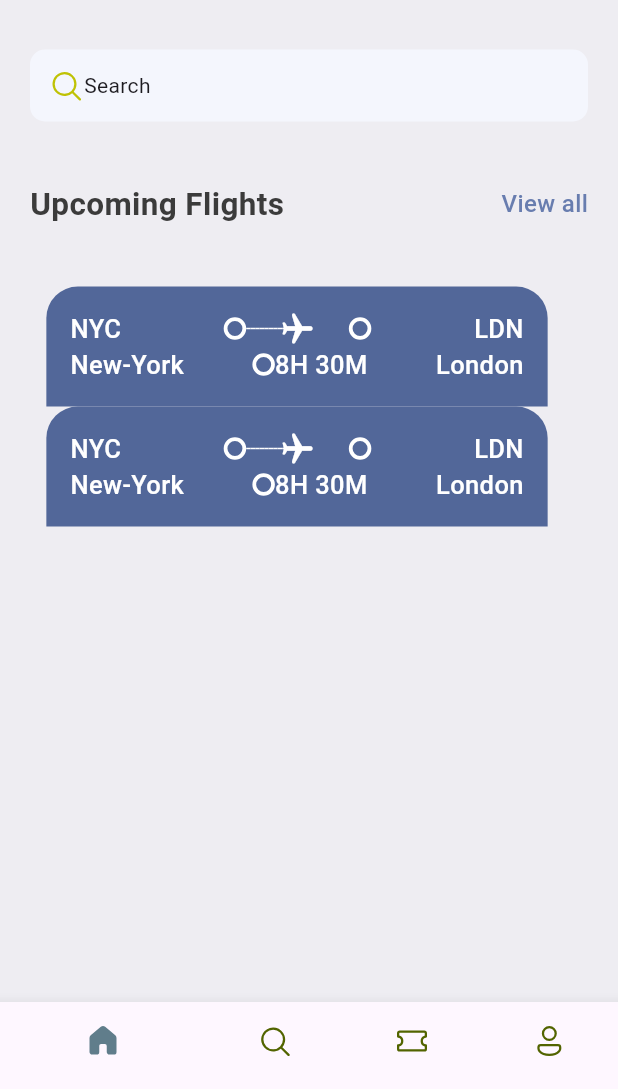
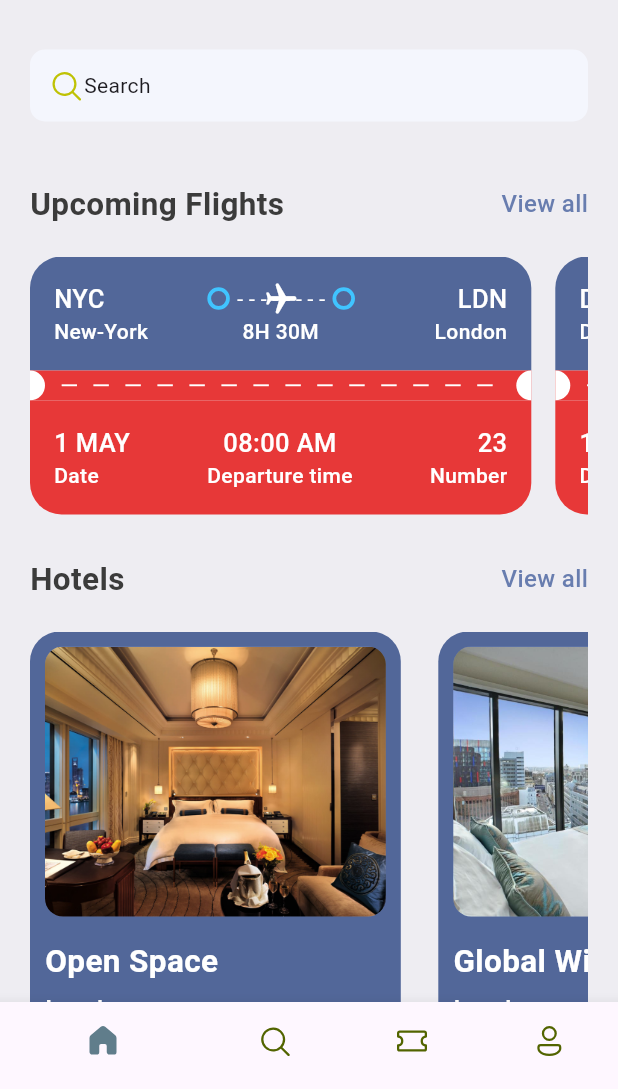
Before and after one commit to tungduong028/flutter_project, a Flutter app: the screen it shows after launch, on a phone screen of 412 x 824 dp, the part 147-1236 px from its top. Run offline on Flutter 3.47's test engine with Material 3 defaults, Android fonts, the phone set to English and light mode, and no system bars; our stand-ins replace fluentui_icons.

Commit message:
update home page

```diff
--- a/lib/base/res/media.dart
+++ b/lib/base/res/media.dart
@@ -1,4 +1,5 @@
 class AppMedia{
-  static const _baseImage = "assets/images";
-  static const logo = '$_baseImage/planelogo.png';
+  static const baseImage = "assets/images";
+  static const logo = '$baseImage/planelogo.png';
+  static const hotelRoom = '$baseImage/hotel_room.png';
 }
--- a/lib/base/res/styles/app_styles.dart
+++ b/lib/base/res/styles/app_styles.dart
@@ -7,6 +7,7 @@ class AppStyles {
   static Color bgColor = const Color(0xFFeeedf2);
   static Color textColor = const Color(0xFF3b3b3b);
   static Color ticketBlue = const Color(0xFF526799);
+  static Color ticketOrange = const Color.fromARGB(255, 231, 56, 56);
   static TextStyle textStyle =
       TextStyle(fontSize: 16, fontWeight: FontWeight.w500, color: textColor);
   static TextStyle headLineStyle1 =
@@ -15,4 +16,6 @@ class AppStyles {
       TextStyle(fontSize: 21, fontWeight: FontWeight.bold, color: textColor);
   static TextStyle headLineStyle3 =
       const TextStyle(fontSize: 17, fontWeight: FontWeight.w500);
+  static TextStyle headLineStyle4 =
+      const TextStyle(fontSize: 14, fontWeight: FontWeight.w500);
 }
--- /dev/null
+++ b/lib/base/utils/all_json.dart
@@ -0,0 +1,63 @@
+List<Map<String, dynamic>> ticketList = [
+  {
+    'from': {
+      'code':"NYC",
+      'name':"New-York"
+    },
+    'to': {
+      'code':"LDN",
+      'name':"London"
+    },
+    'flying_time': '8H 30M',
+    'date': "1 MAY",
+    'departure_time':"08:00 AM",
+    "number":23
+  },
+  {
+    'from': {
+      'code':"DK",
+      'name':"Dhaka"
+    },
+    'to': {
+      'code':"SH",
+      'name':"Shanghai"
+    },
+    'flying_time': '4H 20M',
+    'date': "10 MAY",
+    'departure_time':"09:00 AM",
+    "number":45
+  },
+];
+List<Map<String, dynamic>> hotelList = [
+  {
+    'image': 'hotel_room.png',
+    'place': 'Open Space',
+    'destination': 'London',
+    'price': 25
+  },
+  {
+    'image': 'city_view.png',
+    'place': 'Global Will',
+    'destination': 'London',
+    'price': 40
+  },
+  {
+    'image': 'pool_view.png',
+    'place': 'Tallest Building',
+    'destination': 'Dubai',
+    'price': 68
+  },
+];
+class AppRoutes{
+
+  static const homePage = "/";
+
+  static const allTickets = "/all_tickets";
+
+  static const ticketScreen = "/ticket_screen";
+
+  static const allHotels = "/all_hotels";
+
+  static const hotelDetail = "/hotel_detail";
+
+}
--- a/lib/base/widgets/app_double_text.dart
+++ b/lib/base/widgets/app_double_text.dart
@@ -1,11 +1,14 @@
 import 'package:flutter/cupertino.dart';
 import 'package:flutter/material.dart';
 import 'package:flutter_project/base/res/styles/app_styles.dart';
+import 'package:flutter_project/base/utils/all_json.dart';
+import 'package:flutter_project/screens/all_ticket.dart';
 
 class AppDoubleText extends StatelessWidget {
-  const AppDoubleText({super.key, required this.bigText, required this.smallText});
+  const AppDoubleText({super.key, required this.bigText, required this.smallText, required this.func});
   final String bigText;
   final String smallText;
+  final VoidCallback func;
   @override
   Widget build(BuildContext context) {
     return Row(
@@ -13,9 +16,7 @@ class AppDoubleText extends StatelessWidget {
       children: [
         Text(bigText, style: AppStyles.headLineStyle2,),
         InkWell(
-          onTap:(){
-
-          },
+          onTap: func,
           child: Text(smallText, style: AppStyles.textStyle.copyWith(
             color: AppStyles.primaryColor
           )),
--- a/lib/base/widgets/app_layoutbuilder_widget.dart
+++ b/lib/base/widgets/app_layoutbuilder_widget.dart
@@ -7,21 +7,6 @@ class AppLayoutbuilderWidget extends StatelessWidget {
 
   @override
   Widget build(BuildContext context) {
-    return LayoutBuilder(builder: (context, constrains) {
-      return Flex(
-        direction: Axis.horizontal,
-        children: List.generate((constrains.constrainWidth()/randomDivider).floor(), (index) =>
-          const SizedBox(
-            width: 3,
-            height: 1,
-            child: DecoratedBox(
-              decoration: BoxDecoration(
-                color: Colors.white,
-              ),
-            ),
-          ),
-        ),
-      );
-    });
+    return const Center(child: Text("- - - - - - - -", style: TextStyle(color: Colors.white),));
   }
 }
--- a/lib/base/widgets/big_dot.dart
+++ b/lib/base/widgets/big_dot.dart
@@ -1,14 +1,16 @@
 import 'package:flutter/material.dart';
 
 class BigDot extends StatelessWidget {
-  const BigDot({super.key});
+  const BigDot({super.key, this.color});
+
+  final Color? color;
 
   @override
   Widget build(BuildContext context) {
     return Container(
       padding: const EdgeInsets.all(5),
       decoration: BoxDecoration(
-        border: Border.all(width: 2.5, color: Colors.white),
+        border: Border.all(width: 2.5, color: color == null ? Colors.white : color!),
         borderRadius: BorderRadius.circular(20)
       ),
     );
--- /dev/null
+++ b/lib/base/widgets/hotel/hotel.dart
@@ -0,0 +1,46 @@
+import 'package:flutter/cupertino.dart';
+import 'package:flutter/material.dart';
+import 'package:flutter_project/base/res/media.dart';
+import 'package:flutter_project/base/res/styles/app_styles.dart';
+
+class Hotel extends StatelessWidget {
+  const Hotel({super.key, required this.hotel});
+
+  final Map<String, dynamic> hotel;
+
+  @override
+  Widget build(BuildContext context) {
+    Size screenSize = MediaQuery.of(context).size;
+    return Container(
+      height: 350,
+      width: screenSize.width * 0.6,
+      decoration: BoxDecoration(
+          color: AppStyles.ticketBlue, borderRadius: BorderRadius.circular(20)),
+      child: Padding(
+        padding: const EdgeInsets.all(10),
+        child: Column(
+          crossAxisAlignment: CrossAxisAlignment.start,
+          children: [
+            Container(
+              height: 180,
+              decoration: BoxDecoration(
+                  color: AppStyles.primaryColor,
+                  borderRadius: BorderRadius.all(Radius.circular(12)),
+                  image: DecorationImage(
+                    fit: BoxFit.cover,
+                    image: AssetImage("${AppMedia.baseImage}/"+hotel["image"]),
+                  ),
+              ),
+            ),
+            const SizedBox(height: 15,),
+            Text(hotel["place"], style: AppStyles.headLineStyle2.copyWith(color: Colors.white),),
+            const SizedBox(height: 5,),
+            Text(hotel["destination"], style: AppStyles.headLineStyle3.copyWith(color: Colors.white),),
+            const SizedBox(height: 5,),
+            Text("\$${hotel["price"]}/night", style: AppStyles.headLineStyle2.copyWith(color: Colors.white),),
+          ],
+        ),
+      ),
+    );
+  }
+}
--- /dev/null
+++ b/lib/base/widgets/text_style_fourth_ticket.dart
@@ -0,0 +1,23 @@
+import 'package:flutter/cupertino.dart';
+import 'package:flutter/material.dart';
+import 'package:flutter_project/base/res/styles/app_styles.dart';
+
+class TextStyleFourthTicket extends StatelessWidget {
+  const TextStyleFourthTicket({super.key, required this.text, required this.isAlignEnd});
+
+  final String text;
+  final bool isAlignEnd;
+
+  @override
+  Widget build(BuildContext context) {
+    return SizedBox(
+      width: 100,
+      child: Text(
+        text,
+        textAlign: isAlignEnd ? TextAlign.end : null,
+        style: AppStyles.headLineStyle4
+            .copyWith(color: Colors.white),
+      ),
+    );
+  }
+}
--- /dev/null
+++ b/lib/base/widgets/text_style_third_ticket.dart
@@ -0,0 +1,23 @@
+import 'package:flutter/cupertino.dart';
+import 'package:flutter/material.dart';
+import 'package:flutter_project/base/res/styles/app_styles.dart';
+
+class TextStyleThirdTicket extends StatelessWidget {
+  const TextStyleThirdTicket({super.key, required this.text, required this.isAlignEnd});
+
+  final String text;
+  final bool isAlignEnd;
+
+  @override
+  Widget build(BuildContext context) {
+    return SizedBox(
+      width: 80,
+      child: Text(
+        text,
+        textAlign: isAlignEnd ? TextAlign.end : null,
+        style: AppStyles.headLineStyle3
+            .copyWith(color: Colors.white),
+      ),
+    );
+  }
+}
--- /dev/null
+++ b/lib/base/widgets/ticket/text_layout_orange.dart
@@ -0,0 +1,30 @@
+import 'package:flutter/cupertino.dart';
+import 'package:flutter/material.dart';
+import 'package:flutter_project/base/res/styles/app_styles.dart';
+
+class TextLayoutOrange extends StatelessWidget {
+  const TextLayoutOrange(
+      {super.key, required this.textTop, required this.textBottom, required this.alignment,});
+
+  final String textTop;
+  final String textBottom;
+  final CrossAxisAlignment alignment;
+
+  @override
+  Widget build(BuildContext context) {
+    return Column(
+      mainAxisAlignment: MainAxisAlignment.spaceBetween,
+      crossAxisAlignment: alignment,
+      children: [
+        Text(
+          textTop,
+          style: AppStyles.headLineStyle3.copyWith(color: Colors.white),
+        ),
+        Text(
+          textBottom,
+          style: AppStyles.headLineStyle4.copyWith(color: Colors.white),
+        ),
+      ],
+    );
+  }
+}
--- a/lib/base/widgets/ticket_view.dart
+++ b/lib/base/widgets/ticket_view.dart
@@ -3,36 +3,46 @@ import 'package:flutter/material.dart';
 import 'package:flutter_project/base/res/styles/app_styles.dart';
 import 'package:flutter_project/base/widgets/app_layoutbuilder_widget.dart';
 import 'package:flutter_project/base/widgets/big_dot.dart';
+import 'package:flutter_project/base/widgets/text_style_fourth_ticket.dart';
+import 'package:flutter_project/base/widgets/text_style_third_ticket.dart';
+import 'package:flutter_project/base/widgets/ticket/text_layout_orange.dart';
 
 class TicketView extends StatelessWidget {
-  const TicketView({super.key});
+  const TicketView({super.key, required this.ticketInfo, required this.hasRightMargin});
+
+  final Map<String, dynamic> ticketInfo;
+  final bool hasRightMargin;
 
   @override
   Widget build(BuildContext context) {
     final size = MediaQuery.of(context).size;
     return SizedBox(
       width: size.width * 0.85,
-      height: 179,
+      height: 180,
       child: Container(
+        margin: hasRightMargin ? const EdgeInsets.only(right: 16) : null,
         child: Column(
           children: [
             Container(
-              margin: const EdgeInsets.only(right: 16),
               padding: const EdgeInsets.all(16),
               decoration: BoxDecoration(
-                  color: AppStyles.ticketBlue,
-                  borderRadius: const BorderRadius.only(
-                      topLeft: Radius.circular(21), topRight: Radius.circular(21))),
+                color: AppStyles.ticketBlue,
+                borderRadius: const BorderRadius.only(
+                  topLeft: Radius.circular(21),
+                  topRight: Radius.circular(21),
+                ),
+              ),
               child: Column(
                 children: [
                   Row(
                     children: [
                       Text(
-                        "NYC",
-                        style: AppStyles.headLineStyle3.copyWith(color: Colors.white),
+                        ticketInfo["from"]["code"],
+                        style: AppStyles.headLineStyle3
+                            .copyWith(color: Colors.white),
                       ),
                       Expanded(child: Container()),
-                      const BigDot(),
+                      const BigDot(color: Colors.lightBlueAccent,),
                       Expanded(
                         child: Stack(
                           children: [
@@ -52,100 +62,80 @@ class TicketView extends StatelessWidget {
                           ],
                         ),
                       ),
-                      const BigDot(),
+                      const BigDot(color: Colors.lightBlueAccent,),
                       Expanded(child: Container()),
                       Text(
-                        "LDN",
-                        style: AppStyles.headLineStyle3.copyWith(color: Colors.white),
+                        ticketInfo["to"]["code"],
+                        style: AppStyles.headLineStyle3
+                            .copyWith(color: Colors.white),
                       ),
                     ],
                   ),
-
                   Row(
+                    mainAxisAlignment: MainAxisAlignment.spaceBetween,
                     children: [
+                      TextStyleFourthTicket(text: ticketInfo["from"]["name"], isAlignEnd: false,),
                       Text(
-                        "New-York",
-                        style: AppStyles.headLineStyle3.copyWith(color: Colors.white),
+                        ticketInfo["flying_time"],
+                        style: AppStyles.headLineStyle4
+                            .copyWith(color: Colors.white),
                       ),
-                      Expanded(child: Container()),
-                      const BigDot(),
-                      Text(
-                        "8H 30M",
-                        style: AppStyles.headLineStyle3.copyWith(color: Colors.white),
-                      ),
-                      Expanded(child: Container()),
-                      Text(
-                        "London",
-                        style: AppStyles.headLineStyle3.copyWith(color: Colors.white),
-                      ),
+                      TextStyleFourthTicket(text: ticketInfo["to"]["name"], isAlignEnd: true,),
                     ],
                   ),
                 ],
               ),
             ),
-
             Container(
-              margin: const EdgeInsets.only(right: 16),
+              height: 20,
+              color: AppStyles.ticketOrange,
+              child: const Row(
+                children: [
+                  SizedBox(
+                    height: 20,
+                    width: 10,
+                    child: DecoratedBox(decoration: BoxDecoration(
+                        color: Colors.white,
+                        borderRadius: BorderRadius.only(
+                          topRight: Radius.circular(20),
+                          bottomRight: Radius.circular(20)
+                        )
+                      ),
+                    ),
+                  ),
+                  Expanded(child: Center(child: Text("   ─   ─   ─   ─   ─   ─   ─   ─   ─   ─   ─   ─   ─   ─   ─   ─   ", style: TextStyle(color: Colors.white),))),
+                  SizedBox(
+                    height: 20,
+                    width: 10,
+                    child: DecoratedBox(decoration: BoxDecoration(
+                        color: Colors.white,
+                        borderRadius: BorderRadius.only(
+                          topLeft: Radius.circular(20),
+                          bottomLeft: Radius.circular(20)
+                        )
+                      ),
+                    ),
+                  ),
+                ],
+              ),
+            ),
+            Container(
               padding: const EdgeInsets.all(16),
               decoration: BoxDecoration(
-                  color: AppStyles.ticketBlue,
-                  borderRadius: const BorderRadius.only(
-                      topLeft: Radius.circular(21), topRight: Radius.circular(21))),
+                color: AppStyles.ticketOrange,
+                borderRadius: const BorderRadius.only(
+                  bottomLeft: Radius.circular(21),
+                  bottomRight: Radius.circular(21),
+                ),
+              ),
               child: Column(
                 children: [
                   Row(
+                    mainAxisAlignment: MainAxisAlignment.spaceBetween,
                     children: [
-                      Text(
-                        "NYC",
-                        style: AppStyles.headLineStyle3.copyWith(color: Colors.white),
-                      ),
-                      Expanded(child: Container()),
-                      const BigDot(),
-                      Expanded(
-                        child: Stack(
-                          children: [
-                            const SizedBox(
-                              height: 24,
-                              child: AppLayoutbuilderWidget(
-                                randomDivider: 6,
-                              ),
-                            ),
-                            Center(
-                              child: Transform.rotate(
-                                angle: 1.57,
-                                child: const Icon(Icons.local_airport_rounded,
-                                    color: Colors.white),
-                              ),
-                            )
-                          ],
-                        ),
-                      ),
-                      const BigDot(),
-                      Expanded(child: Container()),
-                      Text(
-                        "LDN",
-                        style: AppStyles.headLineStyle3.copyWith(color: Colors.white),
-                      ),
-                    ],
-                  ),
-
-                  Row(
-                    children: [
-                      Text(
-                        "New-York",
-                        style: AppStyles.headLineStyle3.copyWith(color: Colors.white),
-                      ),
-                      Expanded(child: Container()),
-                      const BigDot(),
-                      Text(
-                        "8H 30M",
-                        style: AppStyles.headLineStyle3.copyWith(color: Colors.white),
-                      ),
-                      Expanded(child: Container()),
-                      Text(
-                        "London",
-                        style: AppStyles.headLineStyle3.copyWith(color: Colors.white),
-                      ),
+                      TextLayoutOrange(textTop: ticketInfo["date"], textBottom: "Date", alignment: CrossAxisAlignment.start,),
+                      TextLayoutOrange(textTop: ticketInfo["departure_time"], textBottom: "Departure time", alignment: CrossAxisAlignment.center,),
+                      TextLayoutOrange(textTop: ticketInfo["number"].toString(), textBottom: "Number", alignment: CrossAxisAlignment.end,),
                     ],
                   ),
                 ],
--- a/lib/main.dart
+++ b/lib/main.dart
@@ -1,75 +1,24 @@
 import 'package:flutter/material.dart';
 import 'package:flutter_project/base/bottom_nav_bar.dart';
+import 'package:flutter_project/screens/all_ticket.dart';
+import 'package:flutter_project/screens/home_screen.dart';
 
 void main() {
   runApp(const MyApp());
 }
-
-
 
 class MyApp extends StatelessWidget {
   const MyApp({super.key});
 
   @override
   Widget build(BuildContext context) {
-    return const MaterialApp(
+    return MaterialApp(
       debugShowCheckedModeBanner: false,
-      home: BottomNavBar(),
+      home: const BottomNavBar(),
+      routes: {
+        // "/":(context) => const BottomNavBar(),
+        "/all_tickets":(context) => const AllTicket(),
+      },
     );
   }
 }
-
-class MyHomePage extends StatefulWidget {
-  const MyHomePage({super.key, required this.title});
-
-
-  final String title;
-
-  @override
-  State<MyHomePage> createState() => _MyHomePageState();
-}
-
-class _MyHomePageState extends State<MyHomePage> {
-  int _counter = 0;
-
-  void _incrementCounter() {
-    setState(() {
-
-      _counter++;
-    });
-  }
-
-  @override
-  Widget build(BuildContext context) {
-
-    return Scaffold(
-      appBar: AppBar(
-
-        backgroundColor: Theme.of(context).colorScheme.inversePrimary,
-
-        title: Text(widget.title),
-      ),
-      body: Center(
-
-        child: Column(
-
-          mainAxisAlignment: MainAxisAlignment.center,
-          children: <Widget>[
-            const Text(
-              'You have pushed the button this many times:',
-            ),
-            Text(
-              '$_counter',
-              style: Theme.of(context).textTheme.headlineMedium,
-            ),
-          ],
-        ),
-      ),
-      floatingActionButton: FloatingActionButton(
-        onPressed: _incrementCounter,
-        tooltip: 'Increment',
-        child: const Icon(Icons.add),
-      ), // This trailing comma makes auto-formatting nicer for build methods.
-    );
-  }
-}
--- /dev/null
+++ b/lib/screens/all_ticket.dart
@@ -0,0 +1,31 @@
+import 'package:flutter/cupertino.dart';
+import 'package:flutter/material.dart';
+import 'package:flutter_project/base/utils/all_json.dart';
+import 'package:flutter_project/base/widgets/ticket_view.dart';
+
+class AllTicket extends StatelessWidget {
+  const AllTicket({super.key});
+
+  @override
+  Widget build(BuildContext context) {
+    return Scaffold(
+      appBar: AppBar(
+        title: Text("All tickets"),
+      ),
+      body: Align(
+        alignment: Alignment.topCenter,
+        child: Container(
+          width: 350,
+          child: ListView.builder(
+            itemCount: ticketList.length,
+            itemBuilder: (context, index) =>
+                Padding(
+                  padding: const EdgeInsets.only(top: 20),
+                  child: TicketView(ticketInfo: ticketList[index], hasRightMargin: false,),
+                ),
+          ),
+        ),
+      ),
+    );
+  }
+}
--- a/lib/screens/home_screen.dart
+++ b/lib/screens/home_screen.dart
@@ -1,7 +1,9 @@
 import 'package:fluentui_icons/fluentui_icons.dart';
 import 'package:flutter/cupertino.dart';
 import 'package:flutter/material.dart';
+import 'package:flutter_project/base/utils/all_json.dart';
 import 'package:flutter_project/base/widgets/app_double_text.dart';
+import 'package:flutter_project/base/widgets/hotel/hotel.dart';
 import 'package:flutter_project/base/widgets/ticket_view.dart';
 
 import '../base/res/media.dart';
@@ -14,12 +16,13 @@ class HomeScreen extends StatelessWidget {
   Widget build(BuildContext context) {
     return Scaffold(
         backgroundColor: AppStyles.bgColor,
-      body:ListView(
+        body: ListView(
           children: [
             const SizedBox(height: 40),
             Container(
               padding: const EdgeInsets.symmetric(horizontal: 20),
               child: Column(
+                crossAxisAlignment: CrossAxisAlignment.start,
                 children: [
                   Row(
                     mainAxisAlignment: MainAxisAlignment.spaceBetween,
@@ -28,8 +31,10 @@ class HomeScreen extends StatelessWidget {
                         crossAxisAlignment: CrossAxisAlignment.start,
                         children: [
                           Text("Good morning", style: AppStyles.headLineStyle3),
-                        const SizedBox(height: 5,),
-                        Text("Book Tickets",style: AppStyles.headLineStyle1),
+                          const SizedBox(
+                            height: 5,
+                          ),
+                          Text("Book Tickets", style: AppStyles.headLineStyle1),
                         ],
                       ),
                       Container(
@@ -38,37 +43,77 @@ class HomeScreen extends StatelessWidget {
                         decoration: BoxDecoration(
                             borderRadius: BorderRadius.circular(10),
                             image: const DecorationImage(
-                            image: AssetImage(AppMedia.logo)
-                        )
-                      ),
+                                image: AssetImage(AppMedia.logo))),
                       ),
                     ],
                   ),
-                const SizedBox(height: 25,),
+                  const SizedBox(
+                    height: 25,
+                  ),
                   Container(
-                  padding: const EdgeInsets.symmetric(horizontal: 12, vertical: 12),
+                    padding: const EdgeInsets.symmetric(
+                        horizontal: 12, vertical: 12),
                     decoration: BoxDecoration(
                       borderRadius: BorderRadius.circular(10),
                       color: const Color(0xFFF4F6FD),
                     ),
-
                     child: const Row(
                       //mainAxisAlignment: MainAxisAlignment.spaceBetween,
                       children: [
-                      Icon(FluentSystemIcons.ic_fluent_search_regular, color: Color(0xFFBFC205),),
+                        Icon(
+                          FluentSystemIcons.ic_fluent_search_regular,
+                          color: Color(0xFFBFC205),
+                        ),
                         Text("Search"),
                       ],
                     ),
                   ),
                   const SizedBox(height: 40),
-                const AppDoubleText(bigText: 'Upcoming Flights', smallText: 'View all',),
-                Padding(padding: const EdgeInsets.only(top: 40), child: TicketView(),)
+                  AppDoubleText(
+                    bigText: 'Upcoming Flights',
+                    smallText: 'View all',
+                    func: () =>
+                        Navigator.pushNamed(context, AppRoutes.allTickets),
+                  ),
+                  const SizedBox(
+                    height: 20,
+                  ),
+                  SizedBox(
+                    height: 200,
+                    child: ListView.builder(
+                      scrollDirection: Axis.horizontal,
+                      itemBuilder: (context, index) {
+                        return TicketView(
+                          ticketInfo: ticketList[index],
+                          hasRightMargin: true,
+                        );
+                      },
+                      itemCount: ticketList.length,
+                    ),
+                  ),
+                  AppDoubleText(
+                    bigText: 'Hotels',
+                    smallText: 'View all',
+                    func: () =>
+                        Navigator.pushNamed(context, AppRoutes.allHotels),
+                  ),
+                  const SizedBox(
+                    height: 20,
+                  ),
+                  Container(
+                    height: 350,
+                    child: ListView.separated(
+                      scrollDirection: Axis.horizontal,
+                      itemCount: hotelList.length,
+                      itemBuilder: (context, index) => Hotel(hotel: hotelList[index],),
+                      separatorBuilder: (context, index) => const SizedBox(width: 25,),
+                    ),
+                  ),
+                  const SizedBox(height: 30,),
                 ],
               ),
             ),
-
           ],
-      )
-    );
+        ));
   }
 }
```
Also changed, not shown: assets/images/city_view.png (added), assets/images/hotel_room.png (added), assets/images/pool_view.png (added), pubspec.lock, 2 other files. Lines whose indentation alone changed are shown as unchanged.
